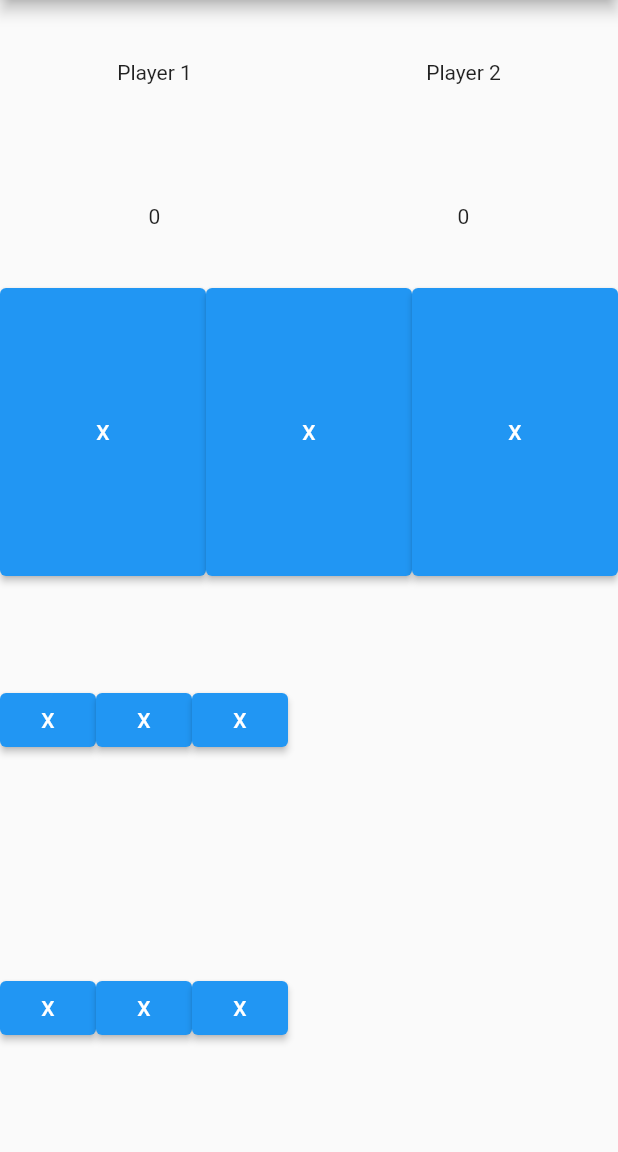
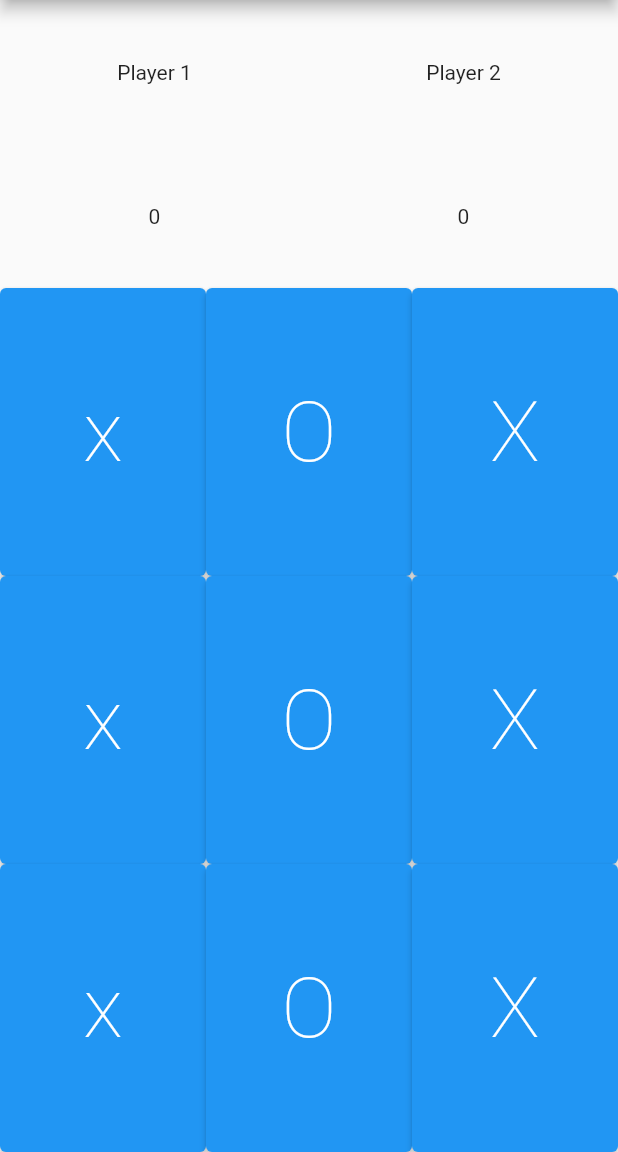
Before and after one commit to Hanykhodair/XOGame, a Flutter app: the screen it shows after launch, on a phone screen of 412 x 824 dp, the part 84-1236 px from its top. Run offline on Flutter 3.47's test engine with Material 2 defaults, Android fonts, the phone set to English and light mode, and no system bars.

Commit message:
Game_Btn Class

```diff
--- /dev/null
+++ b/lib/game_btn.dart
@@ -0,0 +1,15 @@
+import 'package:flutter/material.dart';
+
+class GameBtn extends StatelessWidget {
+  String txt;
+  GameBtn(this.txt);
+  @override
+  Widget build(BuildContext context) {
+    return Expanded(
+      child: ElevatedButton(onPressed:() {
+
+      }, child: Text(txt, style: TextStyle(fontSize: 55,
+      fontWeight: FontWeight.w100),),),
+    );
+  }
+}
--- a/lib/xo.dart
+++ b/lib/xo.dart
@@ -1,4 +1,5 @@
 import 'package:flutter/material.dart';
+import 'package:untitled/game_btn.dart';
 
 class XOGame extends StatelessWidget {
 
@@ -33,51 +34,29 @@ class XOGame extends StatelessWidget {
             child: Row(
               crossAxisAlignment: CrossAxisAlignment.stretch,
               children: [
-                Expanded(
-                  child: ElevatedButton(onPressed:() {
-
-                  }, child: Text('X'),),
-                ),
-                Expanded(
-                  child: ElevatedButton(onPressed:() {
-
-                  }, child: Text('X'),),
-                ),
-                Expanded(
-                  child: ElevatedButton(onPressed:() {
-
-                  }, child: Text('X'),),
-                ),
+                GameBtn('x'),
+                GameBtn('O'),
+                GameBtn('X'),
               ],
             ),
           ),
           Expanded(
             child: Row(
+              crossAxisAlignment: CrossAxisAlignment.stretch,
               children: [
-                ElevatedButton(onPressed:() {
-
-                }, child: Text('X'),),
-                ElevatedButton(onPressed:() {
-
-                }, child: Text('X'),),
-                ElevatedButton(onPressed:() {
-
-                }, child: Text('X'),),
+                GameBtn('x'),
+                GameBtn('O'),
+                GameBtn('X'),
               ],
             ),
           ),
           Expanded(
             child: Row(
+              crossAxisAlignment: CrossAxisAlignment.stretch,
               children: [
-                ElevatedButton(onPressed:() {
-
-                }, child: Text('X'),),
-                ElevatedButton(onPressed:() {
-
-                }, child: Text('X'),),
-                ElevatedButton(onPressed:() {
-
-                }, child: Text('X'),),
+                GameBtn('x'),
+                GameBtn('O'),
+                GameBtn('X'),
               ],
             ),
           ),        ],
```
